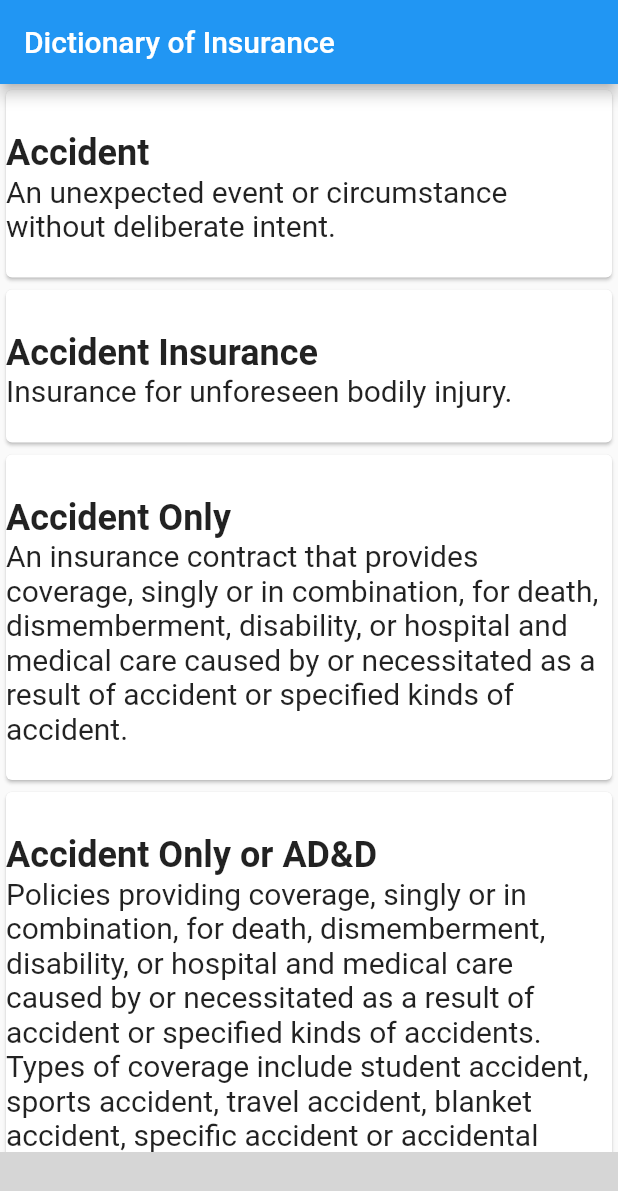
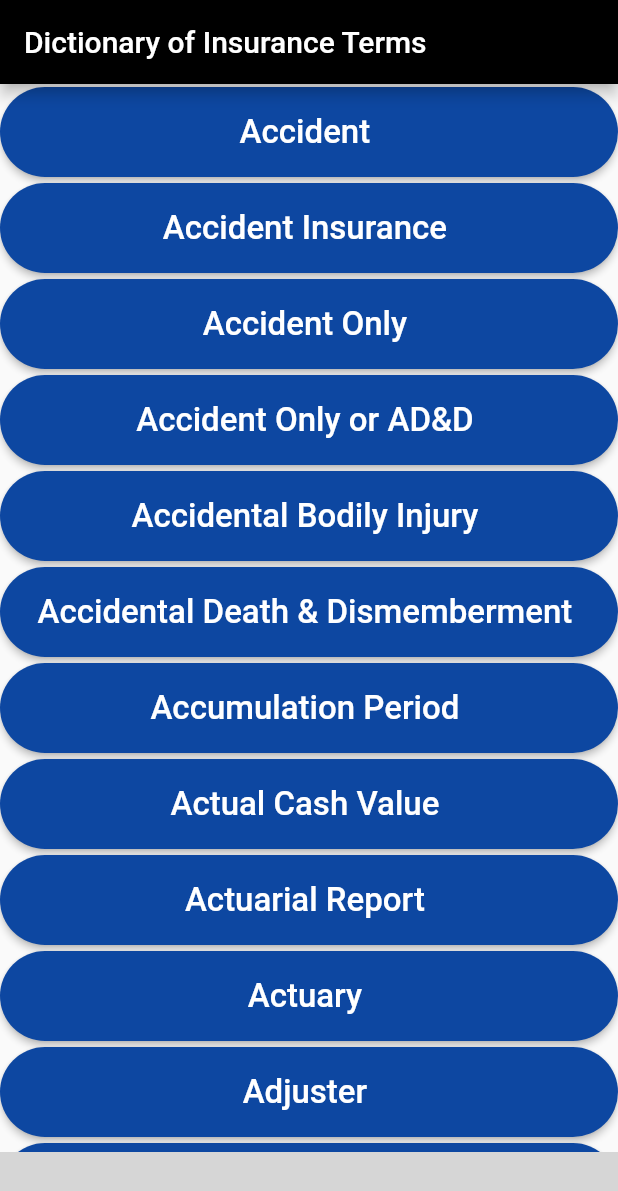
Before and after one commit to pedrosc1967/insurance_dictionary, a Flutter app: the screen it shows after launch, on a phone screen of 412 x 824 dp. Shown: the top 1191 px of the screen. Run offline on Flutter 3.47's test engine with Material 2 defaults, Android fonts, the phone set to English and light mode, and no system bars; missing offline and left inert: facebook_audience_network; Roboto replaces fonts that are missing (Raleway); grey boxes are pictures that could not be loaded.

Commit message:
Second version with a plain list of entries & definitions

```diff
--- a/lib/listentries.dart
+++ b/lib/listentries.dart
@@ -1,6 +1,7 @@
 import 'dart:convert';
 import 'package:flutter/material.dart';
 import 'package:flutter/foundation.dart';
+import 'destination.dart';
 
 class ListEntries extends StatefulWidget {
   ListEntries({Key key}) : super(key: key);
@@ -20,21 +21,52 @@ class ListEntriesState extends State<ListEntries> {
                 DefaultAssetBundle.of(context).loadString('assets/data.json'),
             builder: (context, snapshot) {
               var entries = json.decode(snapshot.data.toString());
-
-              return new ListView.builder(
+              return ListView.builder(
                 itemBuilder: (BuildContext context, int index) {
                   var entrada = entries[index];
-                  return new Card(
-                    child: new Column(
+                  return Container(
+                    margin: EdgeInsets.symmetric(vertical: 2.0),
+                    color: Colors.transparent,
+                    width: MediaQuery.of(context).size.width,
+                    height: 60,
+                    child: RaisedButton(
+                      shape: new RoundedRectangleBorder(
+                        borderRadius: new BorderRadius.circular(30.0),
+                      ),
+                      onPressed: () {
+                        Navigator.push(
+                          context,
+                          MaterialPageRoute(
+                            builder: (context) => Destination(
+                              entry: entrada['Entry'],
+                              definition: entrada['Definition'],
+                            ),
+                          ),
+                        );
+                      },
+                      color: Colors.blue[900],
+                      child: Text(
+                        entrada['Entry'],
+                        style: TextStyle(
+                          color: Colors.white,
+                          fontFamily: 'Raleway',
+                          fontSize: 22.0,
+                        ),
+                      ),
+
+                      /*Card(
+                      child: Column(
                         crossAxisAlignment: CrossAxisAlignment.stretch,
                         children: <Widget>[
-                        new Text("\n" + entrada['Entry'],
+                          Text("\n" + entrada['Entry'],
                               style: TextStyle(
                                   fontWeight: FontWeight.bold, fontSize: 24)),
-                        new Text(entrada['Definition'] + "\n",
+                          Text(entrada['Definition'] + "\n",
                               style: TextStyle(
                                   fontWeight: FontWeight.normal, fontSize: 20)),
                         ],
+                      ),
+                    ); */
                     ),
                   );
                 },
--- a/lib/main.dart
+++ b/lib/main.dart
@@ -91,7 +91,11 @@ class _HomePageState extends State<HomePage> {
   Widget build(BuildContext context) {
     return Scaffold(
       appBar: AppBar(
-        title: Text("Dictionary of Insurance"),
+        backgroundColor: Colors.black,
+        title: Text(
+          "Dictionary of Insurance Terms",
+          style: TextStyle(fontSize: 20),
+        ),
       ),
       body: Center(
         // Up to here is the same
```
Also changed, not shown: lib/destination.dart (+15 -7 lines). Lines whose indentation alone changed are shown as unchanged.
